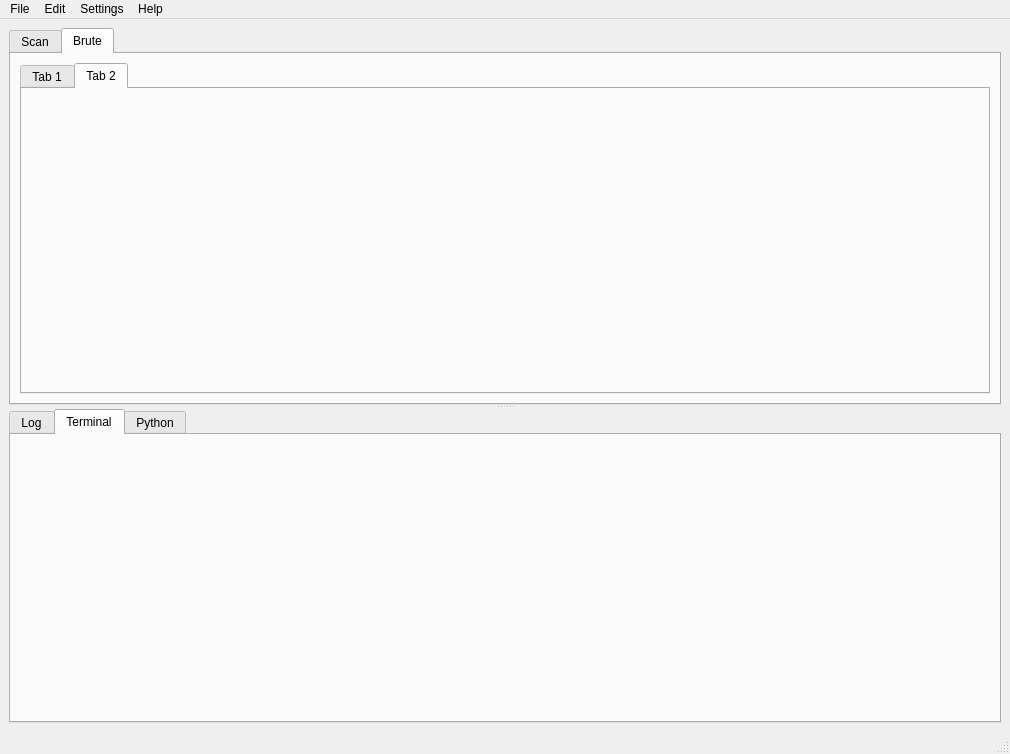
ThereAreSomeWhoCallMeTimAtViasat/legion, file ui/gui.ui: the form before one commit.
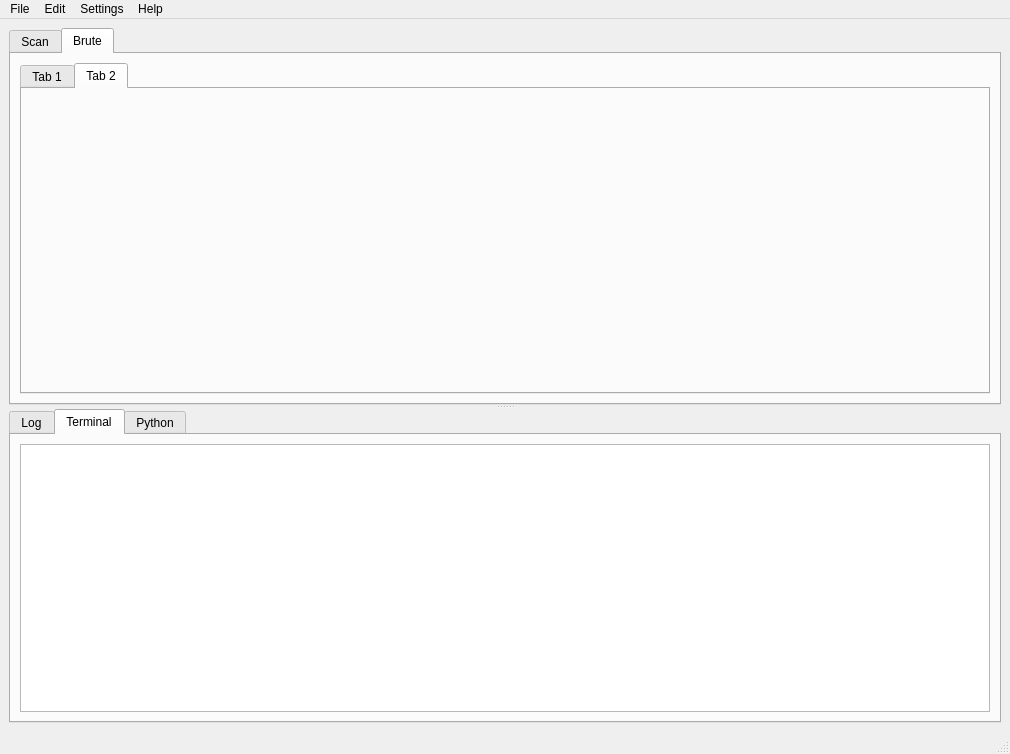
The form after the commit. The open tabs and pages were chosen to show the change.

Patch:
```diff
--- a/ui/gui.ui
+++ b/ui/gui.ui
@@ -184,6 +184,11 @@
         <attribute name="title">
          <string>Terminal</string>
         </attribute>
+        <layout class="QHBoxLayout" name="horizontalLayout_51">
+         <item>
+          <widget class="QTableView" name="ProcessesTableView"/>
+         </item>
+        </layout>
        </widget>
        <widget class="QWidget" name="PythonTab">
         <attribute name="title">
```
Left out of the diff: 7 changed lines with no effect on the pictures.
